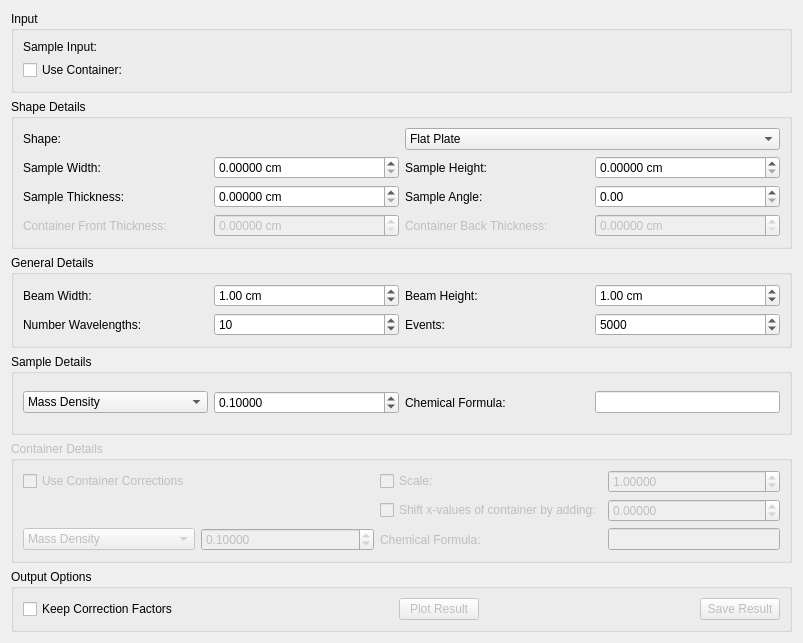
Old version of the form MantidQt/CustomInterfaces/inc/MantidQtCustomInterfaces/Indirect/AbsorptionCorrections.ui in the repository mantidproject/mantid.
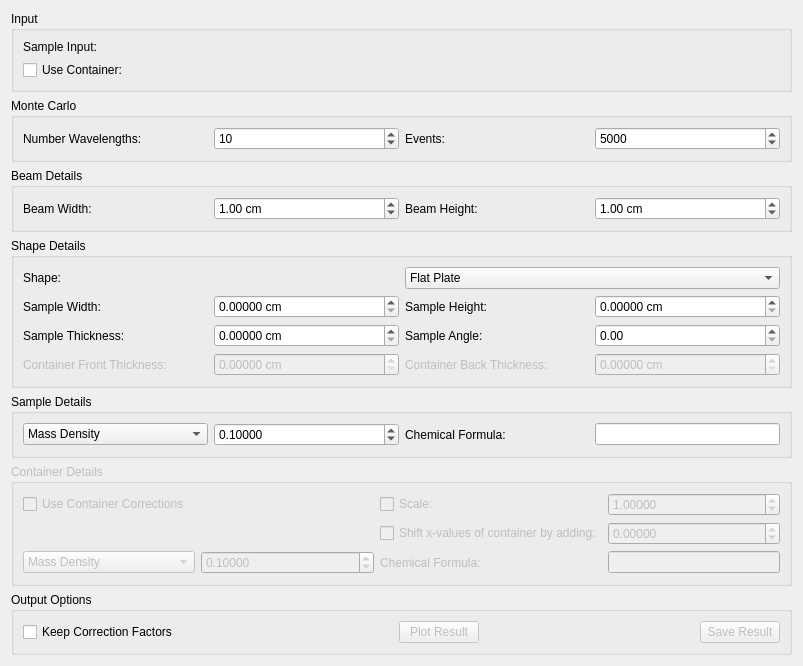
New version of the form. Custom widgets are drawn as their Qt base class.

Commit message: Refs #18577 reorder interface

Patch:
```diff
--- a/MantidQt/CustomInterfaces/inc/MantidQtCustomInterfaces/Indirect/AbsorptionCorrections.ui
+++ b/MantidQt/CustomInterfaces/inc/MantidQtCustomInterfaces/Indirect/AbsorptionCorrections.ui
@@ -96,6 +96,125 @@
      </layout>
     </widget>
    </item>
+   <item>
+    <widget class="QGroupBox" name="gbMonteCarloDetails">
+     <property name="title">
+      <string>Monte Carlo</string>
+     </property>
+     <property name="flat">
+      <bool>false</bool>
+     </property>
+     <property name="checkable">
+      <bool>false</bool>
+     </property>
+     <layout class="QGridLayout" name="gridLayout_3">
+      <item row="0" column="2">
+       <widget class="QLabel" name="lbNumberEvents">
+        <property name="text">
+         <string>Events:</string>
+        </property>
+       </widget>
+      </item>
+      <item row="0" column="1">
+       <widget class="QSpinBox" name="spNumberWavelengths">
+        <property name="minimum">
+         <number>1</number>
+        </property>
+        <property name="maximum">
+         <number>10000</number>
+        </property>
+        <property name="singleStep">
+         <number>1</number>
+        </property>
+        <property name="value">
+         <number>10</number>
+        </property>
+       </widget>
+      </item>
+      <item row="0" column="0">
+       <widget class="QLabel" name="lbNumberWavelengths">
+        <property name="text">
+         <string>Number Wavelengths:</string>
+        </property>
+       </widget>
+      </item>
+      <item row="0" column="4">
+       <widget class="QSpinBox" name="spNumberEvents">
+        <property name="maximum">
+         <number>1000000</number>
+        </property>
+        <property name="singleStep">
+         <number>10</number>
+        </property>
+        <property name="value">
+         <number>5000</number>
+        </property>
+       </widget>
+      </item>
+     </layout>
+    </widget>
+   </item>
+   <item>
+    <widget class="QGroupBox" name="gbBeamDetails">
+     <property name="title">
+      <string>Beam Details</string>
+     </property>
+     <layout class="QGridLayout" name="gridLayout_4">
+      <item row="0" column="0">
+       <widget class="QLabel" name="lbBeamWidth">
+        <property name="enabled">
+         <bool>true</bool>
+        </property>
+        <property name="text">
+         <string>Beam Width:</string>
+        </property>
+       </widget>
+      </item>
+      <item row="0" column="1">
+       <widget class="QDoubleSpinBox" name="spBeamWidth">
+        <property name="enabled">
+         <bool>true</bool>
+        </property>
+        <property name="suffix">
+         <string> cm</string>
+        </property>
+        <property name="singleStep">
+         <double>0.100000000000000</double>
+        </property>
+        <property name="value">
+         <double>1.000000000000000</double>
+        </property>
+       </widget>
+      </item>
+      <item row="0" column="2">
+       <widget class="QLabel" name="lbBeamHeight">
+        <property name="enabled">
+         <bool>true</bool>
+        </property>
+        <property name="text">
+         <string>Beam Height:</string>
+        </property>
+       </widget>
+      </item>
+      <item row="0" column="3">
+       <widget class="QDoubleSpinBox" name="spBeamHeight">
+        <property name="enabled">
+         <bool>true</bool>
+        </property>
+        <property name="suffix">
+         <string> cm</string>
+        </property>
+        <property name="singleStep">
+         <double>0.100000000000000</double>
+        </property>
+        <property name="value">
+         <double>1.000000000000000</double>
+        </property>
+       </widget>
+      </item>
+     </layout>
+    </widget>
+   </item>
    <item>
     <widget class="QGroupBox" name="gbShapeDetails">
      <property name="sizePolicy">
@@ -475,116 +594,6 @@
      </layout>
     </widget>
    </item>
-   <item>
-    <widget class="QGroupBox" name="gbGeneralDetails">
-     <property name="title">
-      <string>General Details</string>
-     </property>
-     <property name="flat">
-      <bool>false</bool>
-     </property>
-     <property name="checkable">
-      <bool>false</bool>
-     </property>
-     <layout class="QGridLayout" name="gridLayout_3">
-      <item row="1" column="2">
-       <widget class="QLabel" name="lbNumberEvents">
-        <property name="text">
-         <string>Events:</string>
-        </property>
-       </widget>
-      </item>
-      <item row="0" column="2">
-       <widget class="QLabel" name="lbBeamHeight">
-        <property name="enabled">
-         <bool>true</bool>
-        </property>
-        <property name="text">
-         <string>Beam Height:</string>
-        </property>
-       </widget>
-      </item>
-      <item row="0" column="4">
-       <widget class="QDoubleSpinBox" name="spBeamHeight">
-        <property name="enabled">
-         <bool>true</bool>
-        </property>
-        <property name="suffix">
-         <string> cm</string>
-        </property>
-        <property name="singleStep">
-         <double>0.100000000000000</double>
-        </property>
-        <property name="value">
-         <double>1.000000000000000</double>
-        </property>
-       </widget>
-      </item>
-      <item row="1" column="1">
-       <widget class="QSpinBox" name="spNumberWavelengths">
-        <property name="minimum">
-         <number>1</number>
-        </property>
-        <property name="maximum">
-         <number>10000</number>
-        </property>
-        <property name="singleStep">
-         <number>1</number>
-        </property>
-        <property name="value">
-         <number>10</number>
-        </property>
-       </widget>
-      </item>
-      <item row="0" column="0">
-       <widget class="QLabel" name="lbBeamWidth">
-        <property name="enabled">
-         <bool>true</bool>
-        </property>
-        <property name="text">
-         <string>Beam Width:</string>
-        </property>
-       </widget>
-      </item>
-      <item row="0" column="1">
-       <widget class="QDoubleSpinBox" name="spBeamWidth">
-        <property name="enabled">
-         <bool>true</bool>
-        </property>
-        <property name="suffix">
-         <string> cm</string>
-        </property>
-        <property name="singleStep">
-         <double>0.100000000000000</double>
-        </property>
-        <property name="value">
-         <double>1.000000000000000</double>
-        </property>
-       </widget>
-      </item>
-      <item row="1" column="0">
-       <widget class="QLabel" name="lbNumberWavelengths">
-        <property name="text">
-         <string>Number Wavelengths:</string>
-        </property>
-       </widget>
-      </item>
-      <item row="1" column="4">
-       <widget class="QSpinBox" name="spNumberEvents">
-        <property name="maximum">
-         <number>1000000</number>
-        </property>
-        <property name="singleStep">
-         <number>10</number>
-        </property>
-        <property name="value">
-         <number>5000</number>
-        </property>
-       </widget>
-      </item>
-     </layout>
-    </widget>
-   </item>
    <item>
     <widget class="QGroupBox" name="gbSampleDetails">
      <property name="title">
```
Left out of the diff: 96 changed lines with no effect on the pictures.
